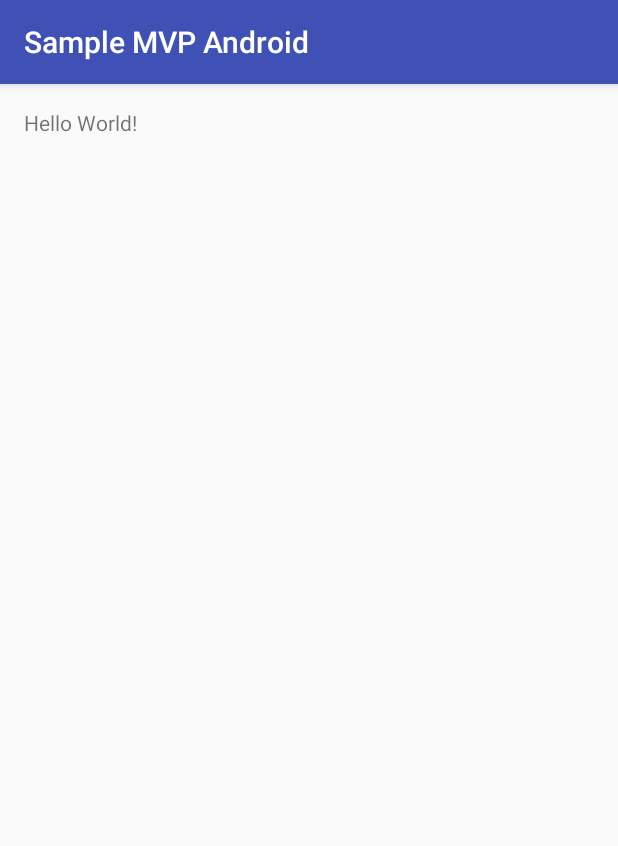
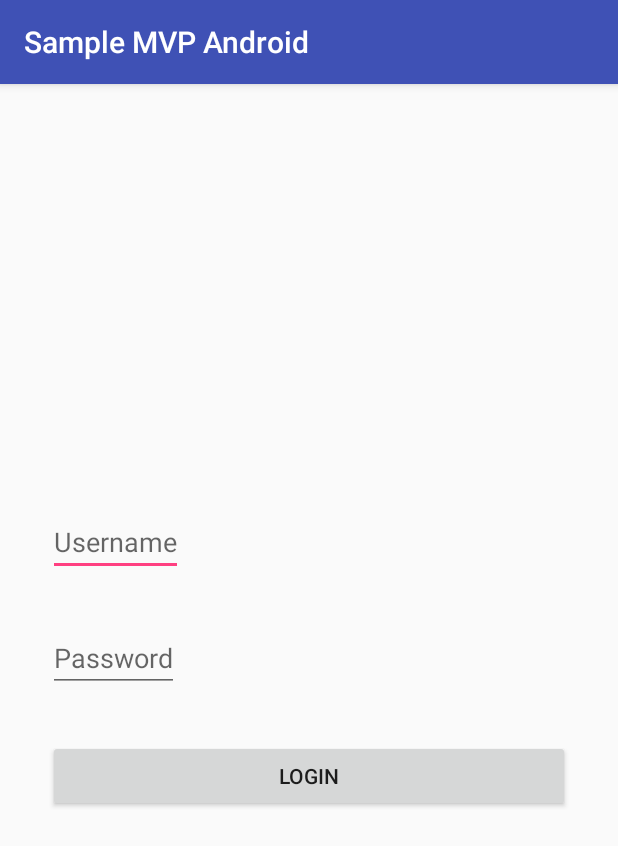
Before and after one commit to jnvipul/Testing-in-Android, an Android app: the screen it shows after launch (MainActivity before the commit, LoginActivity after it), on a phone screen of 412 x 824 dp. Shown: the top 846 px of the screen. Run offline under Robolectric (Android 15) with nearby library versions, the phone set to English and light mode, and no system bars; our stand-ins replace ButterKnife.

Commit message:
Presenter added and tied to view

```diff
--- a/app/build.gradle
+++ b/app/build.gradle
@@ -26,4 +26,8 @@ dependencies {
     })
     compile 'com.android.support:appcompat-v7:25.0.1'
     testCompile 'junit:junit:4.12'
+
+    // Butterknife
+    compile 'com.jakewharton:butterknife:8.4.0'
+    annotationProcessor 'com.jakewharton:butterknife-compiler:8.4.0'
 }
--- a/app/src/main/AndroidManifest.xml
+++ b/app/src/main/AndroidManifest.xml
@@ -8,13 +8,14 @@
         android:label="@string/app_name"
         android:supportsRtl="true"
         android:theme="@style/AppTheme">
-        <activity android:name=".MainActivity">
+        <activity android:name=".activities.LoginActivity">
             <intent-filter>
                 <action android:name="android.intent.action.MAIN" />
 
                 <category android:name="android.intent.category.LAUNCHER" />
             </intent-filter>
         </activity>
+        <activity android:name=".activities.BaseActivity"></activity>
     </application>
 
 </manifest>
--- a/app/src/main/java/com/example/vj/samplemvpandroid/MainActivity.java
+++ /dev/null
@@ -1,13 +0,0 @@
-package com.example.vj.samplemvpandroid;
-
-import android.support.v7.app.AppCompatActivity;
-import android.os.Bundle;
-
-public class MainActivity extends AppCompatActivity {
-
-    @Override
-    protected void onCreate(Bundle savedInstanceState) {
-        super.onCreate(savedInstanceState);
-        setContentView(R.layout.activity_main);
-    }
-}
--- /dev/null
+++ b/app/src/main/java/com/example/vj/samplemvpandroid/activities/BaseActivity.java
@@ -0,0 +1,20 @@
+package com.example.vj.samplemvpandroid.activities;
+
+import android.support.v7.app.AppCompatActivity;
+import android.os.Bundle;
+import android.widget.Toast;
+
+import com.example.vj.samplemvpandroid.R;
+
+public class BaseActivity extends AppCompatActivity {
+
+    @Override
+    protected void onCreate(Bundle savedInstanceState) {
+        super.onCreate(savedInstanceState);
+        setContentView(R.layout.activity_base);
+    }
+
+    public void showToast(String text){
+        Toast.makeText(this, text, Toast.LENGTH_SHORT).show();
+    }
+}
--- /dev/null
+++ b/app/src/main/java/com/example/vj/samplemvpandroid/activities/LoginActivity.java
@@ -0,0 +1,54 @@
+package com.example.vj.samplemvpandroid.activities;
+
+import android.os.Bundle;
+import android.view.View;
+import android.widget.EditText;
+
+import com.example.vj.samplemvpandroid.R;
+import com.example.vj.samplemvpandroid.login.ILoginView;
+import com.example.vj.samplemvpandroid.login.LoginPresenter;
+
+import butterknife.BindView;
+import butterknife.ButterKnife;
+import butterknife.OnClick;
+
+public class LoginActivity extends BaseActivity implements ILoginView {
+
+    @BindView(R.id.usernameET)
+    EditText usernameET;
+
+    @BindView(R.id.passwordET)
+    EditText passwordET;
+
+    LoginPresenter presenter;
+
+    @Override
+    protected void onCreate(Bundle savedInstanceState) {
+        super.onCreate(savedInstanceState);
+        setContentView(R.layout.activity_login);
+        ButterKnife.bind(this);
+        setup();
+    }
+
+    private void setup() {
+        presenter = new LoginPresenter(this);
+    }
+
+    @Override
+    public void loginFailed() {
+        showToast(getString(R.string.login_failed));
+    }
+
+    @Override
+    public void loginSuccessful() {
+        showToast(getString(R.string.login_successful));
+    }
+
+    @OnClick(R.id.login_button)
+    public void onLogin(View view){
+        String username = usernameET.getText().toString();
+        String password = passwordET.getText().toString();
+
+        presenter.attemptLogin(username, password);
+    }
+}
--- /dev/null
+++ b/app/src/main/java/com/example/vj/samplemvpandroid/login/ILoginView.java
@@ -0,0 +1,12 @@
+package com.example.vj.samplemvpandroid.login;
+
+/**
+ * Created by vJ on 1/18/17.
+ */
+
+public interface ILoginView {
+
+    void loginFailed();
+
+    void loginSuccessful();
+}
--- /dev/null
+++ b/app/src/main/java/com/example/vj/samplemvpandroid/login/LoginPresenter.java
@@ -0,0 +1,20 @@
+package com.example.vj.samplemvpandroid.login;
+
+/**
+ * Created by vJ on 1/18/17.
+ */
+
+public class LoginPresenter {
+
+    private ILoginView view;
+
+    public LoginPresenter(ILoginView view) {
+        this.view = view;
+    }
+
+    public void attemptLogin(String username, String password) {
+
+        // TODO Check credentials
+        view.loginSuccessful();
+    }
+}
--- a/app/src/main/res/layout/activity_main.xml
+++ b/app/src/main/res/layout/activity_base.xml
@@ -1,17 +1,13 @@
 <?xml version="1.0" encoding="utf-8"?>
 <RelativeLayout xmlns:android="http://schemas.android.com/apk/res/android"
     xmlns:tools="http://schemas.android.com/tools"
-    android:id="@+id/activity_main"
+    android:id="@+id/activity_base"
     android:layout_width="match_parent"
     android:layout_height="match_parent"
     android:paddingBottom="@dimen/activity_vertical_margin"
     android:paddingLeft="@dimen/activity_horizontal_margin"
     android:paddingRight="@dimen/activity_horizontal_margin"
     android:paddingTop="@dimen/activity_vertical_margin"
-    tools:context="com.example.vj.samplemvpandroid.MainActivity">
+    tools:context="com.example.vj.samplemvpandroid.activities.BaseActivity">
 
-    <TextView
-        android:layout_width="wrap_content"
-        android:layout_height="wrap_content"
-        android:text="Hello World!" />
 </RelativeLayout>
--- /dev/null
+++ b/app/src/main/res/layout/activity_login.xml
@@ -0,0 +1,35 @@
+<?xml version="1.0" encoding="utf-8"?>
+<LinearLayout xmlns:android="http://schemas.android.com/apk/res/android"
+    xmlns:tools="http://schemas.android.com/tools"
+    android:id="@+id/activity_main"
+    android:layout_width="match_parent"
+    android:layout_height="match_parent"
+    android:orientation="vertical"
+    android:gravity="center_vertical"
+    android:paddingBottom="@dimen/activity_vertical_margin"
+    android:paddingLeft="@dimen/activity_horizontal_margin"
+    android:paddingRight="@dimen/activity_horizontal_margin"
+    android:paddingTop="@dimen/activity_vertical_margin"
+    tools:context="com.example.vj.samplemvpandroid.activities.LoginActivity">
+
+    <EditText
+        android:id="@+id/usernameET"
+        android:layout_width="wrap_content"
+        android:layout_height="wrap_content"
+        android:layout_margin="@dimen/activity_horizontal_margin"
+        android:hint="Username" />
+
+    <EditText
+        android:id="@+id/passwordET"
+        android:layout_width="wrap_content"
+        android:layout_height="wrap_content"
+        android:layout_margin="@dimen/activity_horizontal_margin"
+        android:hint="Password" />
+
+    <Button
+        android:id="@+id/login_button"
+        android:layout_width="match_parent"
+        android:layout_height="wrap_content"
+        android:layout_margin="@dimen/activity_horizontal_margin"
+        android:text="Login" />
+</LinearLayout>
--- a/app/src/main/res/values/strings.xml
+++ b/app/src/main/res/values/strings.xml
@@ -1,3 +1,5 @@
 <resources>
     <string name="app_name">Sample MVP Android</string>
+    <string name="login_failed">Login Failed</string>
+    <string name="login_successful">Logged in successfully</string>
 </resources>
```
